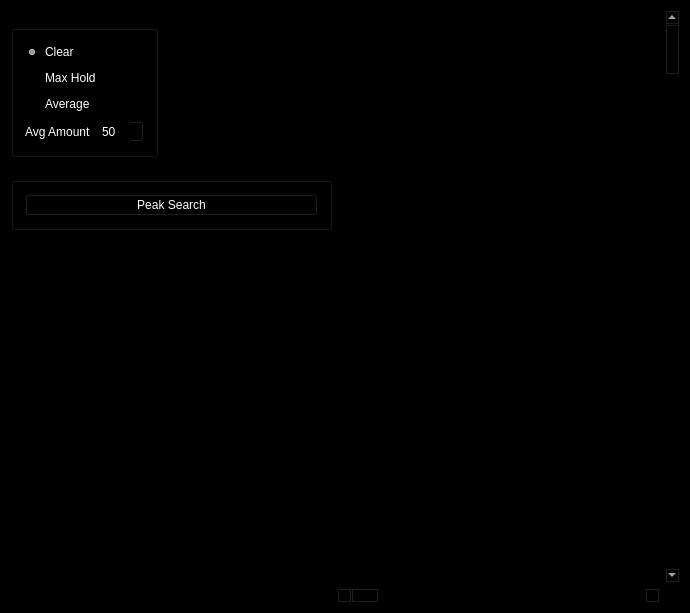
Old version of the form mainwindow.ui in the repository d-wizard/plotter.
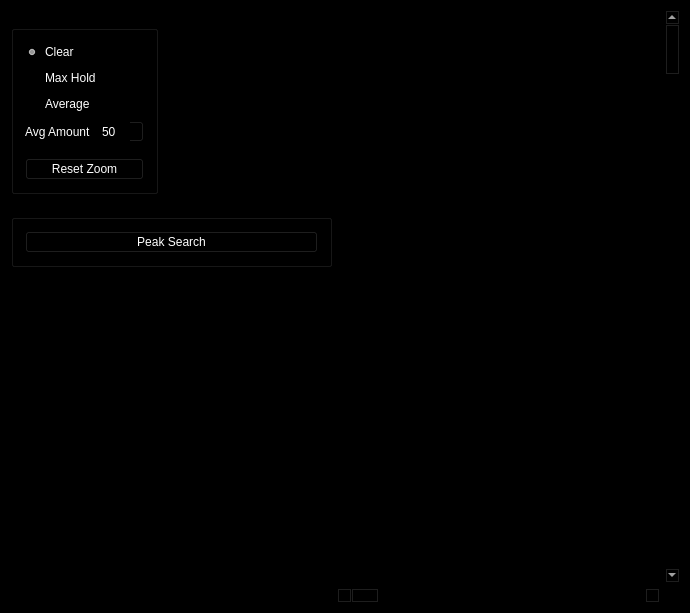
New version of the form.

Commit message:
Add a Reset Zoom button to the FFT functions GUI.
Original Commit Rev: 2591 | 2019-04-07 14:50:18 -0500 (Sun, 07 Apr 2019)

What changed in the file:
```diff
--- a/mainwindow.ui
+++ b/mainwindow.ui
@@ -998,6 +998,20 @@
            </property>
           </widget>
          </item>
+         <item row="5" column="0" colspan="2">
+          <widget class="QPushButton" name="cmdSpecAnResetZoom">
+           <property name="text">
+            <string>Reset Zoom</string>
+           </property>
+          </widget>
+         </item>
+         <item row="4" column="0" colspan="2">
+          <widget class="Line" name="line">
+           <property name="orientation">
+            <enum>Qt::Horizontal</enum>
+           </property>
+          </widget>
+         </item>
         </layout>
        </widget>
       </item>
```
The commit also changes 2 other files.
